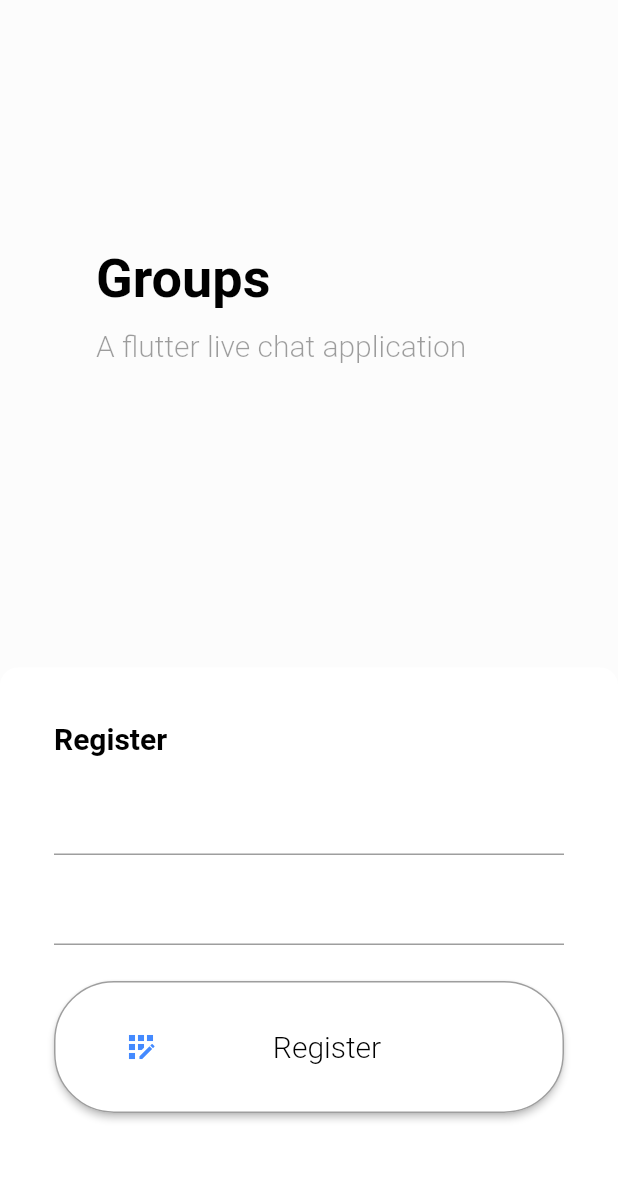
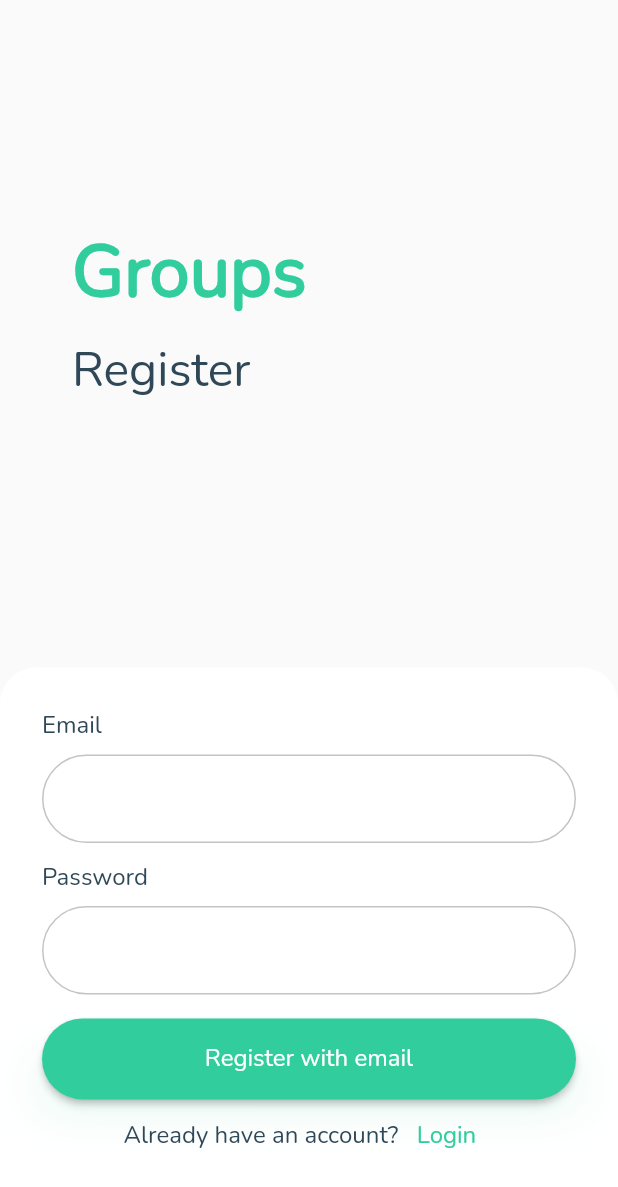
Before and after one commit to raka-yuda/groups, a Flutter app: the RegisterPage screen opened by its route, on a phone screen of 412 x 824 dp. Shown: the top 1187 px of the screen. Run offline on Flutter 3.47's test engine with Material 2 defaults, Android fonts, the phone set to English and light mode, and no system bars; drawn by our look-alikes of modal_progress_hud_nsn; our stand-ins replace cloud_firestore, firebase_auth, firebase_core; accounts and stored records are empty; network calls fail.

Commit message:
implement ui on login and register screen

```diff
--- a/lib/screens/register-page.dart
+++ b/lib/screens/register-page.dart
@@ -1,6 +1,6 @@
 import 'package:flutter/material.dart';
 import 'package:firebase_auth/firebase_auth.dart';
-import 'package:firebase_core/firebase_core.dart';
+import 'package:groups/components/button.dart';
 import 'package:groups/screens/login-page.dart';
 import 'package:modal_progress_hud_nsn/modal_progress_hud_nsn.dart';
 
@@ -17,7 +17,6 @@ class _RegisterPageState extends State<RegisterPage> {
 
   // String email, password;
   final _auth = FirebaseAuth.instance;
-
   bool _isInAsyncCall = false;
 
   Future<UserCredential> createNewUser(String email, String password) async {
@@ -44,10 +43,10 @@ class _RegisterPageState extends State<RegisterPage> {
           Container(
               height: size.height,
               width: size.width,
-              color: Colors.white38,
+              color: Color(0xFFFAFAFA),
               child: Padding(
                   padding: EdgeInsets.symmetric(
-                      horizontal: 64, vertical: size.height * 0.20),
+                      horizontal: 48, vertical: size.height * 0.18),
                   child: Column(
                     crossAxisAlignment: CrossAxisAlignment.start,
                     children: [
@@ -55,20 +54,22 @@ class _RegisterPageState extends State<RegisterPage> {
                         'Groups',
                         textAlign: TextAlign.start,
                         style: TextStyle(
-                            color: Colors.black,
-                            fontSize: 36,
-                            fontWeight: FontWeight.w600),
+                            fontFamily: 'Nunito',
+                            color: Color(0xFF31CD9D),
+                            fontSize: 48,
+                            fontWeight: FontWeight.w900),
                       ),
                       SizedBox(
                         height: 12,
                       ),
                       Text(
-                        'A flutter live chat application',
+                        'Register',
                         textAlign: TextAlign.start,
                         style: TextStyle(
-                            color: Colors.black38,
-                            fontSize: 20,
-                            fontWeight: FontWeight.w300),
+                          fontFamily: 'Nunito',
+                          color: Color(0xFF2F4858),
+                          fontSize: 32,
+                        ),
                       )
                     ],
                   ))),
@@ -81,31 +82,47 @@ class _RegisterPageState extends State<RegisterPage> {
                 decoration: BoxDecoration(
                     color: Colors.white,
                     borderRadius: BorderRadius.only(
-                        topLeft: Radius.circular(12),
-                        topRight: Radius.circular(12))),
+                        topLeft: Radius.circular(24),
+                        topRight: Radius.circular(24))),
                 child: Padding(
-                    padding: EdgeInsets.symmetric(horizontal: 36, vertical: 36),
+                    padding: EdgeInsets.only(
+                      top: 28,
+                      left: 28,
+                      right: 28,
+                    ),
                     child: Column(
                       crossAxisAlignment: CrossAxisAlignment.start,
                       children: [
                         Text(
-                          'Register',
+                          'Email',
                           textAlign: TextAlign.start,
                           style: TextStyle(
-                              color: Colors.black,
-                              fontSize: 20,
-                              fontWeight: FontWeight.bold),
+                            fontFamily: 'Nunito',
+                            color: Color(0xFF2F4858),
+                            fontSize: 16,
+                          ),
                         ),
                         SizedBox(
-                          height: 18,
+                          height: 8,
                         ),
                         TextFormField(
+                          decoration: InputDecoration(
+                            fillColor: Colors.white,
+                            focusedBorder: OutlineInputBorder(
+                              borderRadius: BorderRadius.circular(25.0),
+                              borderSide: BorderSide(
+                                color: Colors.blue,
+                              ),
+                            ),
+                            enabledBorder: OutlineInputBorder(
+                              borderRadius: BorderRadius.circular(40.0),
+                              borderSide: BorderSide(
+                                color: Color(0xFFC4C4C4),
+                                width: 1.0,
+                              ),
+                            ),
+                          ),
                           controller: email,
-                          // The validator receives the text that the user has entered.
-                          keyboardType: TextInputType.emailAddress,
-                          // onChanged: (value) {
-                          //   email = value;
-                          // },
                           validator: (value) {
                             if (value == null || value.isEmpty) {
                               return 'Please enter some text';
@@ -116,12 +133,38 @@ class _RegisterPageState extends State<RegisterPage> {
                         SizedBox(
                           height: 12,
                         ),
+                        Text(
+                          'Password',
+                          textAlign: TextAlign.start,
+                          style: TextStyle(
+                            fontFamily: 'Nunito',
+                            color: Color(0xFF2F4858),
+                            fontSize: 16,
+                          ),
+                        ),
+                        SizedBox(
+                          height: 8,
+                        ),
                         TextFormField(
+                          decoration: InputDecoration(
+                            fillColor: Colors.white,
+                            focusedBorder: OutlineInputBorder(
+                              borderRadius: BorderRadius.circular(25.0),
+                              borderSide: BorderSide(
+                                color: Colors.blue,
+                              ),
+                            ),
+                            enabledBorder: OutlineInputBorder(
+                              borderRadius: BorderRadius.circular(40.0),
+                              borderSide: BorderSide(
+                                color: Color(0xFFC4C4C4),
+                                width: 1.0,
+                              ),
+                            ),
+                          ),
                           controller: password,
                           // The validator receives the text that the user has entered.
-                          // onChanged: (value) {
-                          //   password = value;
-                          // },
+                          obscureText: true,
                           validator: (value) {
                             if (value == null || value.isEmpty) {
                               return 'Please enter some text';
@@ -130,24 +173,10 @@ class _RegisterPageState extends State<RegisterPage> {
                           },
                         ),
                         SizedBox(
-                          height: 12,
+                          height: 16,
                         ),
-                        Padding(
-                          padding: const EdgeInsets.symmetric(vertical: 12),
-                          child: ElevatedButton(
-                              style: ElevatedButton.styleFrom(
-                                  shape: const RoundedRectangleBorder(
-                                    borderRadius:
-                                        BorderRadius.all(Radius.circular(40)),
-                                  ),
-                                  side:
-                                      BorderSide(width: 1, color: Colors.grey),
-                                  primary: Colors.white,
-                                  padding: EdgeInsets.symmetric(
-                                      horizontal: 46, vertical: 32),
-                                  textStyle: TextStyle(
-                                      fontSize: 30,
-                                      fontWeight: FontWeight.bold)),
+                        ButtonPrimary(
+                          text: 'Register with email',
                           onPressed: () async {
                             setState(() {
                               setAsyncCall();
@@ -165,24 +194,26 @@ class _RegisterPageState extends State<RegisterPage> {
                               print(e);
                             }
                           },
-                              child: Row(
+                        ),
+                        Row(
+                          mainAxisAlignment: MainAxisAlignment.center,
                           children: [
-                                  Icon(
-                                    Icons.app_registration,
-                                    color: Colors.blueAccent,
+                            Text(
+                              'Already have an account?',
+                              textAlign: TextAlign.start,
+                              style: TextStyle(
+                                fontFamily: 'Nunito',
+                                color: Color(0xFF2F4858),
+                                fontSize: 16,
                               ),
-                                  Expanded(
-                                    child: Text(
-                                      'Register',
-                                      textAlign: TextAlign.center,
-                                      style: TextStyle(
-                                          color: Colors.black,
-                                          fontSize: 20,
-                                          fontWeight: FontWeight.w300),
                             ),
+                            ButtonText(
+                              text: 'Login',
+                              onPressed: () {
+                                Navigator.pushNamed(context, LoginPage.id);
+                              },
                             )
                           ],
-                              )),
                         ),
                       ],
                     ))),
```
Also changed, not shown: lib/screens/login-page.dart (+88 -60 lines). Lines whose indentation alone changed are shown as unchanged.
